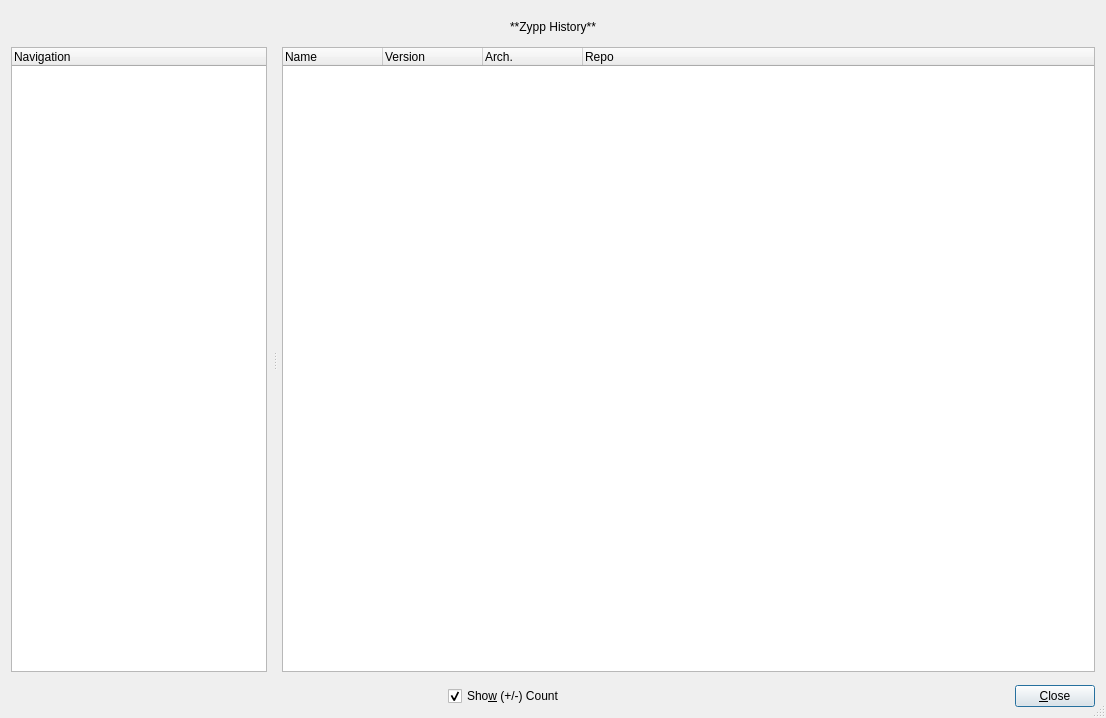
Old version of the form src/zypp-history-browser.ui in the repository shundhammer/myrlyn.
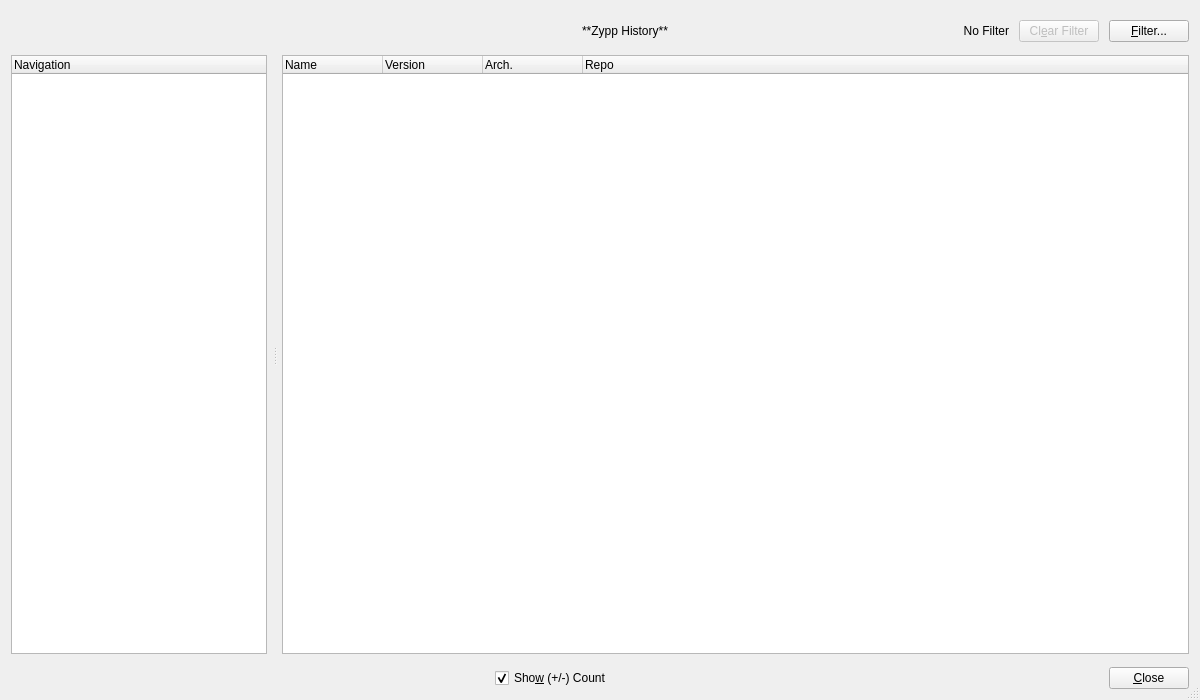
New version of the form.

Commit message: Add zypp history filter dialog

```diff
--- a/src/zypp-history-browser.ui
+++ b/src/zypp-history-browser.ui
@@ -6,8 +6,8 @@
    <rect>
     <x>0</x>
     <y>0</y>
-    <width>1106</width>
-    <height>718</height>
+    <width>1200</width>
+    <height>700</height>
    </rect>
   </property>
   <property name="windowTitle">
@@ -24,7 +24,38 @@
     <number>20</number>
    </property>
    <item>
-    <widget class="QLabel" name="label">
+    <layout class="QHBoxLayout" name="horizontalLayout">
+     <property name="spacing">
+      <number>10</number>
+     </property>
+     <item>
+      <spacer name="headingHSpacerLeft">
+       <property name="orientation">
+        <enum>Qt::Orientation::Horizontal</enum>
+       </property>
+       <property name="sizeHint" stdset="0">
+        <size>
+         <width>40</width>
+         <height>20</height>
+        </size>
+       </property>
+      </spacer>
+     </item>
+     <item>
+      <spacer name="horizontalSpacer">
+       <property name="orientation">
+        <enum>Qt::Orientation::Horizontal</enum>
+       </property>
+       <property name="sizeHint" stdset="0">
+        <size>
+         <width>40</width>
+         <height>20</height>
+        </size>
+       </property>
+      </spacer>
+     </item>
+     <item>
+      <widget class="QLabel" name="headingLabel">
      <property name="sizePolicy">
       <sizepolicy hsizetype="Preferred" vsizetype="Fixed">
        <horstretch>0</horstretch>
@@ -41,6 +72,51 @@
       <set>Qt::AlignmentFlag::AlignCenter</set>
      </property>
     </widget>
+     </item>
+     <item>
+      <spacer name="headingHSpacerRight">
+       <property name="orientation">
+        <enum>Qt::Orientation::Horizontal</enum>
+       </property>
+       <property name="sizeHint" stdset="0">
+        <size>
+         <width>40</width>
+         <height>20</height>
+        </size>
+       </property>
+      </spacer>
+     </item>
+     <item>
+      <widget class="QLabel" name="currentFilterLabel">
+       <property name="text">
+        <string>No Filter</string>
+       </property>
+       <property name="textFormat">
+        <enum>Qt::TextFormat::AutoText</enum>
+       </property>
+       <property name="alignment">
+        <set>Qt::AlignmentFlag::AlignRight|Qt::AlignmentFlag::AlignTrailing|Qt::AlignmentFlag::AlignVCenter</set>
+       </property>
+      </widget>
+     </item>
+     <item>
+      <widget class="QPushButton" name="clearFilterButton">
+       <property name="enabled">
+        <bool>false</bool>
+       </property>
+       <property name="text">
+        <string>Cl&amp;ear Filter</string>
+       </property>
+      </widget>
+     </item>
+     <item>
+      <widget class="QPushButton" name="filterButton">
+       <property name="text">
+        <string>&amp;Filter...</string>
+       </property>
+      </widget>
+     </item>
+    </layout>
    </item>
    <item>
     <widget class="QSplitter" name="splitter">
```
Lines whose indentation alone changed are shown as unchanged. The commit also changes 8 other files.
